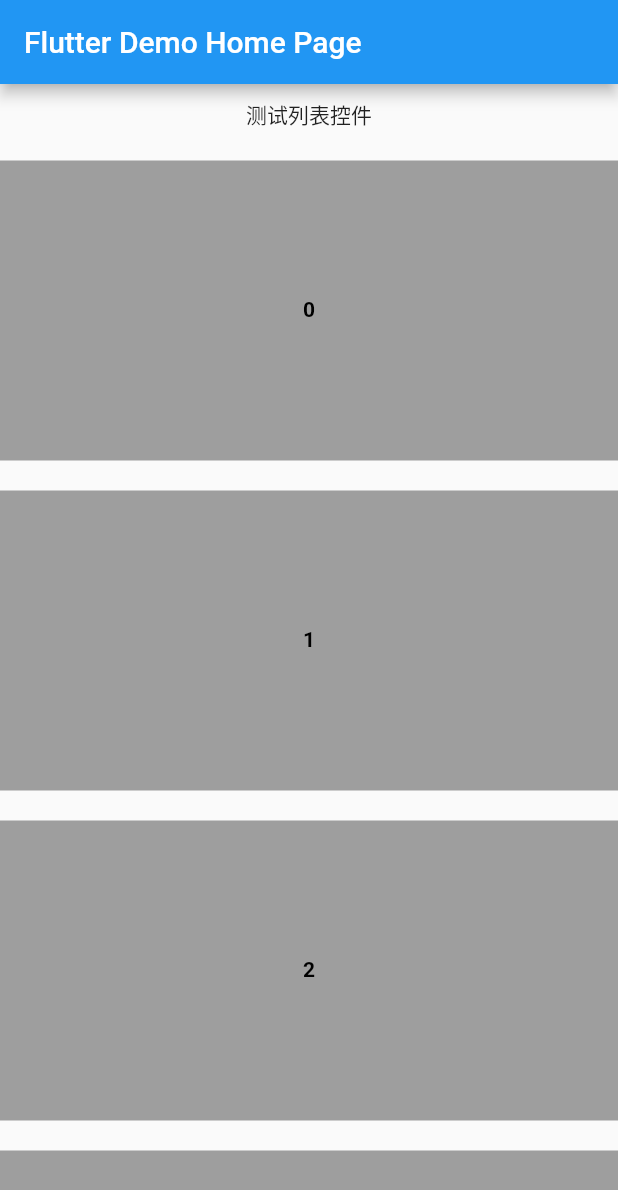
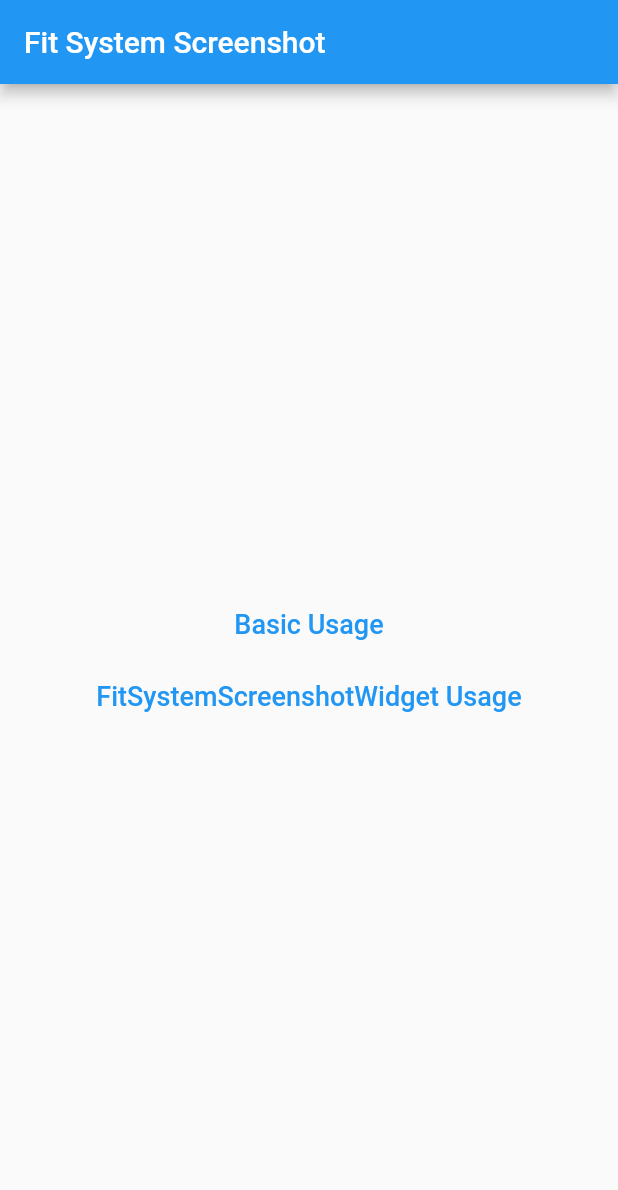
Before and after one commit to YangLang116/fit_system_screenshot, a Flutter app: the screen it shows after launch, on a phone screen of 412 x 824 dp. Shown: the top 1190 px of the screen. Run offline on Flutter 3.47's test engine with Material 2 defaults, Android fonts, the phone set to English and light mode, and no system bars; missing offline and left inert: lifecycle.

Commit message:
升级1.0.3

```diff
--- a/example/lib/main.dart
+++ b/example/lib/main.dart
@@ -1,112 +1,56 @@
-import 'dart:developer';
-import 'dart:ui';
+import 'package:fit_system_screenshot_example/case/basic_usage_page.dart';
+import 'package:fit_system_screenshot_example/case/widget_usage_page.dart';
+import 'package:flutter/material.dart';
+import 'package:lifecycle/lifecycle.dart';
 
-import 'package:fit_system_screenshot/after_layout.dart';
-import 'package:fit_system_screenshot/fit_system_screenshot.dart';
-import 'package:flutter/material.dart';
-
-void main() {
-  runApp(const MyApp());
-}
+void main() => runApp(MyApp());
 
 class MyApp extends StatelessWidget {
-  const MyApp({Key? key}) : super(key: key);
+  MyApp({Key? key}) : super(key: key);
 
   @override
   Widget build(BuildContext context) {
     return MaterialApp(
-      title: 'Flutter Demo',
-      theme: ThemeData(
-        primarySwatch: Colors.blue,
-      ),
-      home: const MyHomePage(title: 'Flutter Demo Home Page'),
+      theme: ThemeData(primarySwatch: Colors.blue),
+      navigatorObservers: [defaultLifecycleObserver],
+      initialRoute: 'home',
+      routes: {
+        'home': (context) => DisplayPage(),
+        'basic_usage_page': (context) => BasicUsagePage(),
+        'widget_usage_page': (context) => WidgetUsagePage(),
+      },
     );
   }
 }
 
-class MyHomePage extends StatefulWidget {
-  const MyHomePage({Key? key, required this.title}) : super(key: key);
-
-  final String title;
-
-  @override
-  State<MyHomePage> createState() => _MyHomePageState();
-}
-
-class _MyHomePageState extends State<MyHomePage> {
-  final ScrollController scrollController = ScrollController();
-
-  @override
-  void initState() {
-    //打开长截屏调试
-    fitSystemScreenshot.setDebug(false);
-    //1、长截屏的页面绑定控制器
-    fitSystemScreenshot.attach(scrollController);
-    super.initState();
-  }
-
-  @override
-  void dispose() {
-    //3、释放对象
-    fitSystemScreenshot.detach();
-    this.scrollController.dispose();
-    super.dispose();
-  }
+class DisplayPage extends StatelessWidget {
+  DisplayPage({Key? key}) : super(key: key);
 
   @override
   Widget build(BuildContext context) {
     return Scaffold(
-      appBar: AppBar(
-        title: Text(widget.title),
-      ),
-      body: Column(
-        children: [
-          buildText(),
-          Expanded(child: buildListWidget()),
-        ],
-      ), // This trailing comma makes auto-formatting nicer for build methods.
-    );
-  }
-
-  Widget buildText() {
-    return Container(
-      padding: EdgeInsets.symmetric(vertical: 10),
-      child: Text('测试列表控件'),
-    );
-  }
-
-  Widget buildListWidget() {
-    //2、指定滚动区域
-    return AfterLayout(
-      callback: (render) {
-        fitSystemScreenshot.updateScrollArea(render.rect);
-      },
-      child: ListView.builder(
-        controller: scrollController,
-        itemCount: 10,
-        itemBuilder: (context, index) {
-          return GestureDetector(
-            onTap: () {
-              log('index => $index');
-            },
-            child: Container(
-              width: 600,
-              height: 200,
-              margin: EdgeInsets.symmetric(vertical: 10),
-              color: Colors.grey,
-              alignment: Alignment.center,
+      appBar: AppBar(title: Text('Fit System Screenshot')),
+      body: Center(
+        child: Column(
+          mainAxisSize: MainAxisSize.min,
+          children: [
+            TextButton(
+              onPressed: () {
+                Navigator.pushNamed(context, 'basic_usage_page');
+              },
+              child: Text('Basic Usage', style: TextStyle(fontSize: 18)),
+            ),
+            TextButton(
+              onPressed: () {
+                Navigator.pushNamed(context, 'widget_usage_page');
+              },
               child: Text(
-                index.toString(),
-                style: TextStyle(
-                  color: Colors.black,
-                  fontSize: 14,
-                  fontWeight: FontWeight.bold,
-                  height: 1.2,
-                ),
+                'FitSystemScreenshotWidget Usage',
+                style: TextStyle(fontSize: 18),
               ),
-            ),
-          );
-        },
+            )
+          ],
+        ),
       ),
     );
   }
--- a/lib/after_layout.dart
+++ /dev/null
@@ -1,41 +0,0 @@
-import 'package:flutter/material.dart';
-import 'package:flutter/rendering.dart';
-import 'package:flutter/scheduler.dart';
-
-class AfterLayout extends SingleChildRenderObjectWidget {
-  AfterLayout({
-    Key? key,
-    required this.callback,
-    Widget? child,
-  }) : super(key: key, child: child);
-
-  @override
-  RenderObject createRenderObject(BuildContext context) {
-    return RenderAfterLayout(callback);
-  }
-
-  @override
-  void updateRenderObject(
-      BuildContext context, RenderAfterLayout renderObject) {
-    renderObject..callback = callback;
-  }
-
-  final ValueSetter<RenderAfterLayout> callback;
-}
-
-class RenderAfterLayout extends RenderProxyBox {
-  RenderAfterLayout(this.callback);
-
-  ValueSetter<RenderAfterLayout> callback;
-
-  @override
-  void performLayout() {
-    super.performLayout();
-    SchedulerBinding.instance!
-        .addPostFrameCallback((timeStamp) => callback(this));
-  }
-
-  Offset get offset => localToGlobal(Offset.zero);
-
-  Rect get rect => offset & size;
-}
--- a/lib/fit_system_screenshot.dart
+++ b/lib/fit_system_screenshot.dart
@@ -41,10 +41,6 @@ class _FitSystemScreenshot {
   void detach() {
     this._scrollController = null;
   }
-
-  void setDebug(bool isDebug) {
-    _methodChannel.invokeMethod('setDebug', {'isDebug': isDebug});
-  }
 }
 
 _FitSystemScreenshot fitSystemScreenshot = _FitSystemScreenshot();
--- a/pubspec.yaml
+++ b/pubspec.yaml
@@ -1,6 +1,6 @@
 name: fit_system_screenshot
 description: 让Flutter应用适配安卓系统的长截图
-version: 1.0.2
+version: 1.0.3
 homepage: https://github.com/YangLang116/fit_system_screenshot
 
 environment:
```
Also changed, not shown: example/lib/case/basic_usage_page.dart (added, +96 -0 lines), example/lib/case/widget_usage_page.dart (added, +74 -0 lines), example/pubspec.yaml (+1 -64 lines), lib/fit_system_screenshot_widget.dart (added, +44 -0 lines), example/pubspec.lock, 4 other files.
